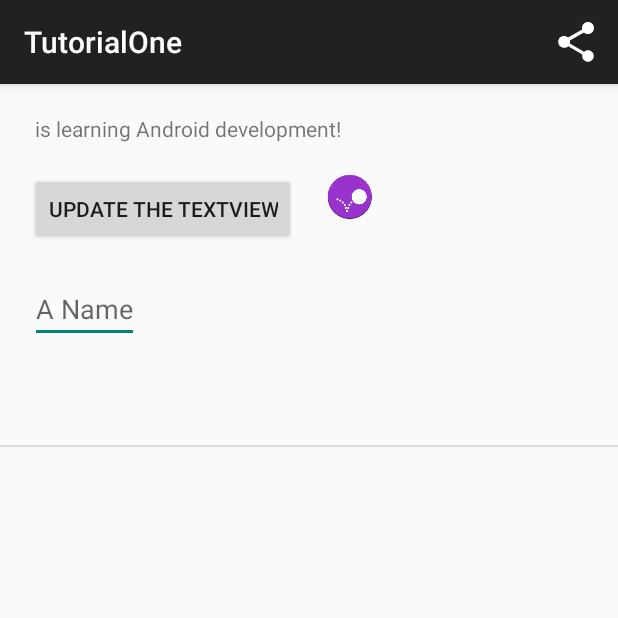
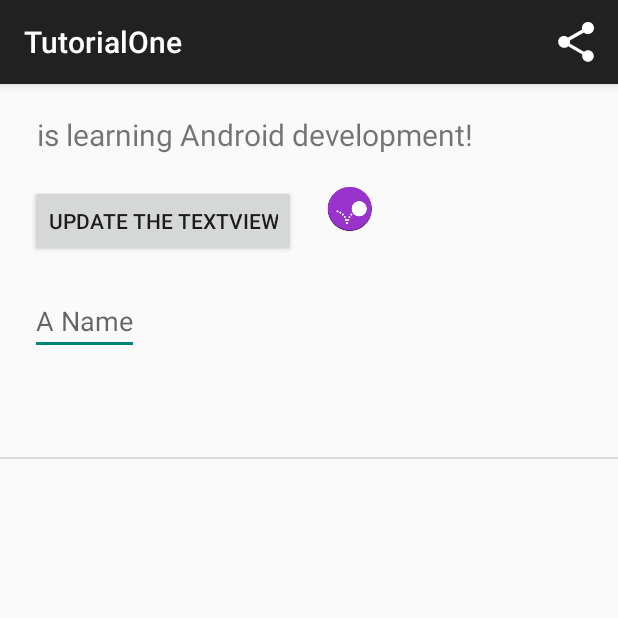
Before and after one commit to campeloal/androidPrograms, an Android app: the screen it shows after launch (MainActivity), after a tap on "UPDATE THE TEXTVIEW", on a phone screen of 412 x 824 dp, the top half of it. Run offline under Robolectric (Android 15) with nearby library versions, the phone set to English and light mode, and no system bars.

Commit message:
added done button, dismiss keyboard, changed font size and capitalized first letter

```diff
--- a/TutorialOne/app/src/main/java/com/example/alcampelo/tutorialone/MainActivity.java
+++ b/TutorialOne/app/src/main/java/com/example/alcampelo/tutorialone/MainActivity.java
@@ -1,6 +1,7 @@
 package com.example.alcampelo.tutorialone;
 
 import android.app.AlertDialog;
+import android.content.Context;
 import android.content.DialogInterface;
 import android.content.Intent;
 import android.content.SharedPreferences;
@@ -9,9 +10,12 @@ import android.support.v7.app.ActionBarActivity;
 import android.os.Bundle;
 import android.support.v7.widget.ShareActionProvider;
 import android.util.Log;
+import android.view.KeyEvent;
 import android.view.Menu;
 import android.view.MenuItem;
 import android.view.View;
+import android.view.inputmethod.EditorInfo;
+import android.view.inputmethod.InputMethodManager;
 import android.widget.AdapterView;
 import android.widget.ArrayAdapter;
 import android.widget.Button;
@@ -47,6 +51,22 @@ public class MainActivity extends ActionBarActivity implements TextView.OnClickL
         mainButton.setOnClickListener(this);
 
         mainEditText = (EditText) findViewById(R.id.main_edittext);
+        mainEditText.setOnEditorActionListener(new TextView.OnEditorActionListener() {
+            @Override
+            public boolean onEditorAction(TextView v, int actionId, KeyEvent event) {
+                if (actionId == EditorInfo.IME_ACTION_DONE)
+                {
+                    // hide virtual keyboard
+                    InputMethodManager imm = (InputMethodManager)getSystemService(Context.INPUT_METHOD_SERVICE);
+                    imm.hideSoftInputFromWindow(mainEditText.getWindowToken(),
+                            InputMethodManager.RESULT_UNCHANGED_SHOWN);
+
+                    updateText();
+                    return true;
+                }
+                return false;
+            }
+        });
 
         mainListView = (ListView) findViewById(R.id.main_listview);
 
@@ -155,8 +175,7 @@ public class MainActivity extends ActionBarActivity implements TextView.OnClickL
         }
     }
 
-    @Override
-    public void onClick(View v)
+    public void updateText()
     {
         mainTextView.setText(mainEditText.getText().toString()
                 + " is learning Android development!");
@@ -168,6 +187,12 @@ public class MainActivity extends ActionBarActivity implements TextView.OnClickL
     }
 
     @Override
+    public void onClick(View v)
+    {
+        updateText();
+    }
+
+    @Override
     public void onItemClick(AdapterView<?> parent, View view, int position, long id)
     {
         // Log the item's position and contents
--- a/TutorialOne/app/src/main/res/layout/activity_main.xml
+++ b/TutorialOne/app/src/main/res/layout/activity_main.xml
@@ -10,6 +10,7 @@
         android:text="@string/textview"
         android:layout_width="wrap_content"
         android:layout_height="wrap_content"
+        android:textSize="20dp"
         android:layout_marginLeft="20dp"
         android:layout_marginTop="20dp"/>
 
@@ -41,7 +42,10 @@
         android:layout_height="wrap_content"
         android:layout_marginTop="20dp"
         android:layout_marginLeft="20dp"
-        android:hint="@string/hint" />
+        android:hint="@string/hint"
+        android:inputType="textCapSentences"
+        android:imeOptions="actionDone"
+        android:singleLine="true"/>
 
     <ListView
         android:id="@+id/main_listview"
```
